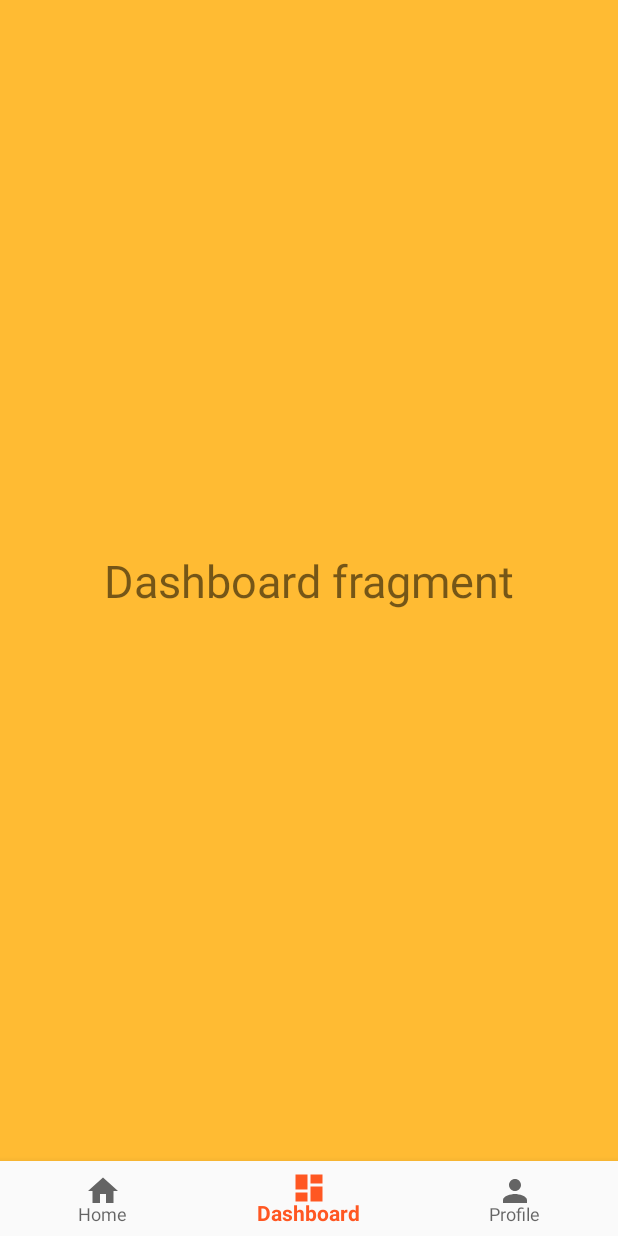
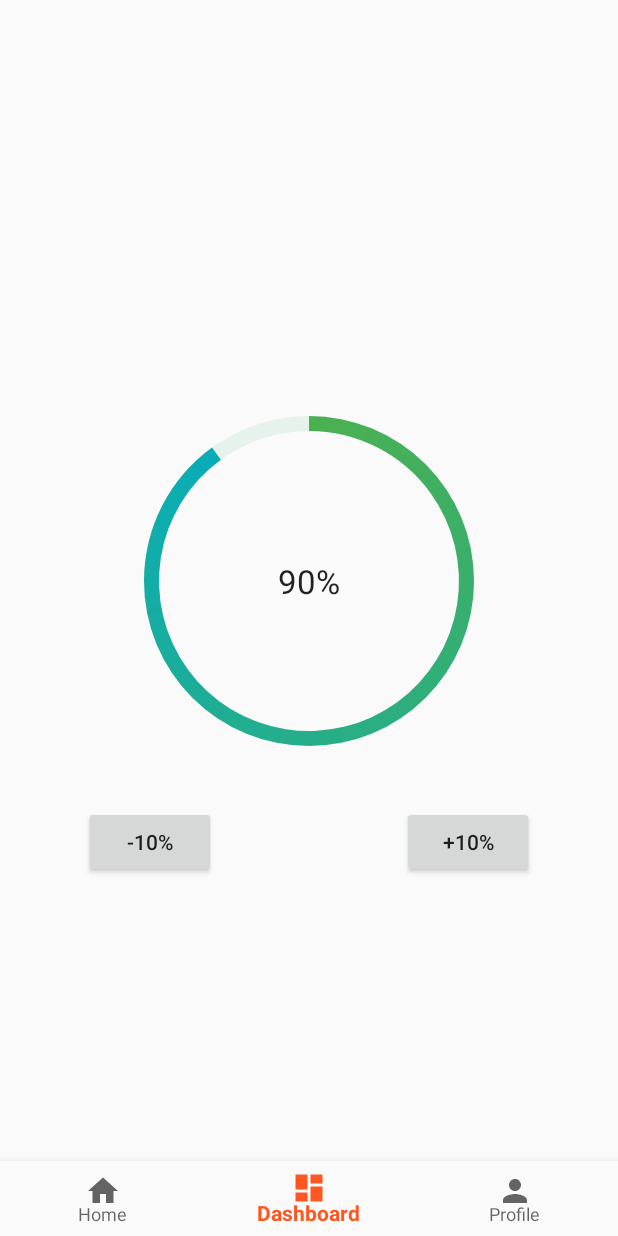
Before and after one commit to Arafat6462/AIUB-Student, an Android app: the HomeFragment screen opened directly, with no data from a screen before it, item 2 of the bottom bar chosen, on a phone screen of 412 x 824 dp. Run offline under Robolectric (Android 15) with nearby library versions, the phone set to English and light mode, and no system bars.

Commit message:
add circular progress bar in dashboard fragment with gradient color

```diff
--- /dev/null
+++ b/AIUBStudent/app/src/main/res/drawable/circular_progress_bar.xml
@@ -0,0 +1,36 @@
+<?xml version="1.0" encoding="utf-8"?>
+
+<!--  * layer-list support multiple lair list in top of each others
+      * last item show in top
+      * rotate -90 or 270 for fixed start and end point of rotation
+      * to use gradient color in progressbar exchange the 'solid' to 'gradient'
+      * type sweep will keep color in correct line-->
+
+<layer-list xmlns:android="http://schemas.android.com/apk/res/android">
+    <item>
+        <shape
+            android:shape="ring"
+            android:thickness="10dp"
+            android:useLevel="false">
+            <solid android:color="@color/circularProgressbarBackgroundGray" />
+        </shape>
+    </item>
+
+
+    <item>
+        <rotate
+            android:fromDegrees="-90"
+            android:toDegrees="-90">
+            <shape
+                android:shape="ring"
+                android:thickness="10dp"
+                android:useLevel="true">
+                <gradient
+                    android:endColor="@color/circularProgressbarForegroundBlue"
+                    android:startColor="@color/circularProgressbarForegroundGreen"
+                    android:type="sweep" />
+            </shape>
+        </rotate>
+    </item>
+
+</layer-list>
--- a/AIUBStudent/app/src/main/res/layout/fragment_dashboard.xml
+++ b/AIUBStudent/app/src/main/res/layout/fragment_dashboard.xml
@@ -1,17 +1,52 @@
 <?xml version="1.0" encoding="utf-8"?>
-<RelativeLayout xmlns:android="http://schemas.android.com/apk/res/android"
+<androidx.constraintlayout.widget.ConstraintLayout xmlns:android="http://schemas.android.com/apk/res/android"
+    xmlns:app="http://schemas.android.com/apk/res-auto"
     xmlns:tools="http://schemas.android.com/tools"
     android:layout_width="match_parent"
     android:layout_height="match_parent"
-    tools:context=".DashboardFragment"
-    android:background="@android:color/holo_orange_light">
+    tools:context=".DashboardFragment">
 
-    <!-- TODO: Update blank fragment layout -->
+    <ProgressBar
+        android:id="@+id/progressBarBlue"
+        style="@style/circularProgressBarValue"
+        android:layout_width="300dp"
+        android:layout_height="300dp"
+        android:progress="90"
+
+        app:layout_constraintBottom_toBottomOf="parent"
+        app:layout_constraintEnd_toEndOf="parent"
+        app:layout_constraintStart_toStartOf="parent"
+        app:layout_constraintTop_toTopOf="parent" />
+
     <TextView
+        android:id="@+id/progressBarTextView"
         android:layout_width="wrap_content"
         android:layout_height="wrap_content"
-        android:text="Dashboard fragment"
-        android:textSize="30sp"
-        android:layout_centerInParent="true"/>
+        android:text="90%"
+        android:textAppearance="@style/TextAppearance.AppCompat.Large"
 
-</RelativeLayout>
+
+        app:layout_constraintBottom_toBottomOf="@+id/progressBarBlue"
+        app:layout_constraintEnd_toEndOf="@+id/progressBarBlue"
+        app:layout_constraintStart_toStartOf="@+id/progressBarBlue"
+        app:layout_constraintTop_toTopOf="@+id/progressBarBlue" />
+
+    <Button
+        android:id="@+id/buttonDecress"
+        android:layout_width="wrap_content"
+        android:layout_height="wrap_content"
+        android:text="-10%"
+
+        app:layout_constraintStart_toStartOf="@+id/progressBarBlue"
+        app:layout_constraintTop_toBottomOf="@+id/progressBarBlue" />
+
+    <Button
+        android:id="@+id/buttonIncrease"
+        android:layout_width="wrap_content"
+        android:layout_height="wrap_content"
+        android:text="+10%"
+
+        app:layout_constraintEnd_toEndOf="@+id/progressBarBlue"
+        app:layout_constraintTop_toBottomOf="@+id/progressBarBlue" />
+
+</androidx.constraintlayout.widget.ConstraintLayout>
--- a/AIUBStudent/app/src/main/res/layout/fragment_home.xml
+++ b/AIUBStudent/app/src/main/res/layout/fragment_home.xml
@@ -1,19 +1,17 @@
 <?xml version="1.0" encoding="utf-8"?>
 <RelativeLayout xmlns:android="http://schemas.android.com/apk/res/android"
+    xmlns:app="http://schemas.android.com/apk/res-auto"
     xmlns:tools="http://schemas.android.com/tools"
     android:layout_width="match_parent"
     android:layout_height="match_parent"
-    tools:context=".HomeFragment"
-    android:background="@android:color/darker_gray"
-    >
+    android:background="@color/circularProgressbarBackgroundGray"
+    tools:context=".HomeFragment">
 
-    <!-- TODO: Update blank fragment layout -->
-    <TextView
+    <EditText
         android:layout_width="wrap_content"
         android:layout_height="wrap_content"
+        android:layout_centerInParent="true"
         android:text="Home fragment"
-        android:textSize="30sp"
-        android:layout_centerInParent="true"
-        />
+        android:textSize="30sp" />
 
 </RelativeLayout>
--- a/AIUBStudent/app/src/main/res/values/colors.xml
+++ b/AIUBStudent/app/src/main/res/values/colors.xml
@@ -5,4 +5,17 @@
     <color name="colorAccent">#03DAC5</color>
     <color name="loginPageBackground">#DFF2FF</color>
     <color name="white">#ffffff</color>
+
+    <color name="circularProgressbarBackgroundGray">#E7F2EC</color>
+    <color name="circularProgressbarForegroundGreen">#4CB050</color>
+    <color name="circularProgressbarForegroundBlue">#00ACC3</color>
+    <color name="circularProgressbarForegroundYellow">#FFB95D</color>
+
+    <style name="circularProgressBarValue">
+        <item name="android:indeterminateOnly">false</item>
+        <item name="android:progressDrawable">@drawable/circular_progress_bar</item>
+    </style>
+
+
+
 </resources>
```
